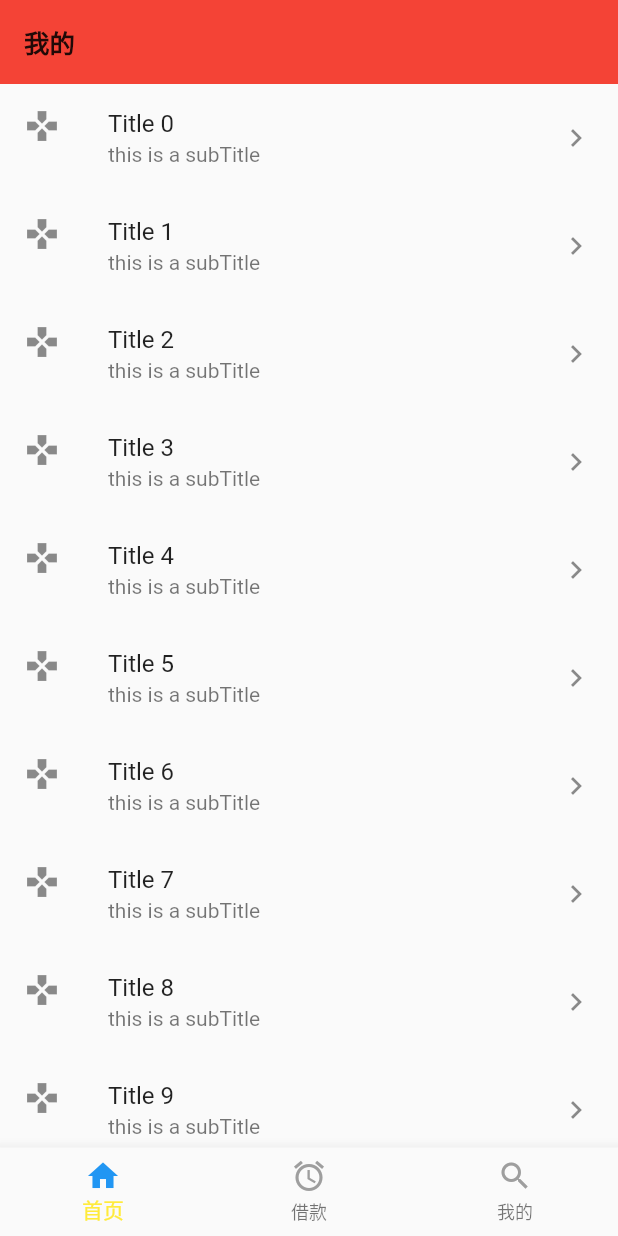
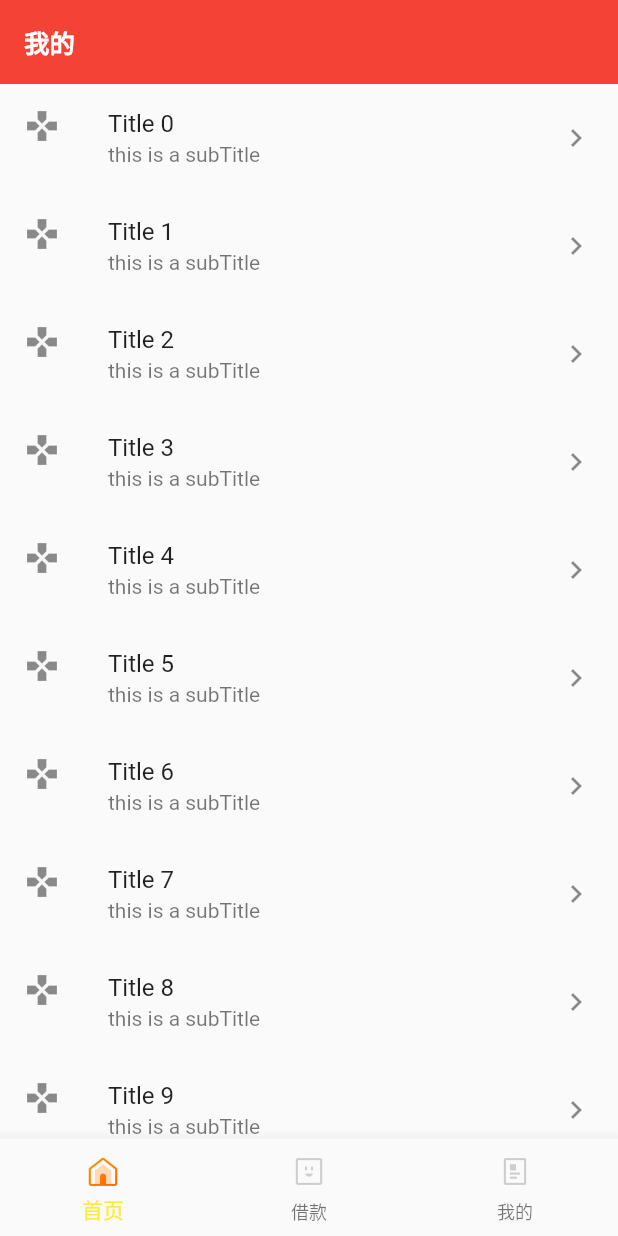
Before and after one commit to HQ-2019/FlutterDemo, a Flutter app: the screen it shows after launch, swiped to page 3, on a phone screen of 412 x 824 dp. Run offline on Flutter 3.47's test engine with Material 2 defaults, Android fonts, the phone set to English and light mode, and no system bars; our stand-ins replace flutter_swiper; network calls fail.

Commit message:
no message

```diff
--- a/demo/lib/navigator/TabNavigator.dart
+++ b/demo/lib/navigator/TabNavigator.dart
@@ -6,7 +6,13 @@ import 'package:flutter/material.dart';
 class TabNavigator extends StatefulWidget {
 
   @override
-  _TabNavigatorState createState() => _TabNavigatorState();
+  State<StatefulWidget> createState() {
+    // TODO: implement createState
+    return _TabNavigatorState();
+  }
+
+//  @override
+//  _TabNavigatorState createState() => _TabNavigatorState();
 }
 
 class _TabNavigatorState extends State<TabNavigator> {
@@ -14,28 +20,51 @@ class _TabNavigatorState extends State<TabNavigator> {
   // tabbar默认状态颜色
   final _normalColor = Colors.grey;
   // tabbar选中状态颜色
-  final _seletedColor = Colors.blue;
+  final _seletedColor = Colors.yellow.shade900;
 
   // 当前显示的控制器的索引
   int _currentIndex = 0;
+
+  // tab标题列表
+  final _titleList = ['首页', '借款', '我的'];
+
+  // tab图标列表
+  var _iconList;
+
+  // 页面列表
+  var _pageList;
 
   // 当前显示的控制器
   final PageController _controller = PageController(
     initialPage: 0, // 默认显示第1个
   );
 
+  void initData() {
+      _iconList = [
+        [getImage('images/tab_home_icon_a@2x.png'), getImage('images/tab_home_icon_d@2x.png')],
+        [getImage('images/tab_me_icon_a@2x.png'), getImage('images/tab_me_icon_d@2x.png')],
+        [getImage('images/tab_zhangdan_icon_a@2x.png'), getImage('images/tab_zhangdan_icon_d@2x.png')]
+      ];
+
+      _pageList = [
+        HomePage(),
+        LoanListPage(),
+        MyPage()
+      ];
+  }
+
   @override
   Widget build(BuildContext context) {
+
+    // 初始化数据
+    initData();
+
     // TODO: implement build
     return Scaffold(
       body: PageView(
         controller: _controller,
         physics: NeverScrollableScrollPhysics(),  // 禁止滚动
-        children: <Widget>[
-          HomePage(),
-          LoanListPage(),
-          MyPage()
-        ],
+        children: _pageList,
       ),
       bottomNavigationBar: BottomNavigationBar(
           currentIndex: _currentIndex,
@@ -46,42 +75,54 @@ class _TabNavigatorState extends State<TabNavigator> {
               _currentIndex = index;
             });
           },
-          items: [
-            BottomNavigationBarItem(
-              // 正常状态下的icon
-              icon: Icon(Icons.home, color: _normalColor),
-              // 选中状态下的icon
-              activeIcon: Icon(Icons.home, color: _seletedColor),
-              title: Text(
-                '首页',
-                style: TextStyle(
-                  color: _currentIndex == 0 ? _seletedColor : _normalColor
-                ),
-              )
-            ),
-            BottomNavigationBarItem(
-                icon: Icon(Icons.access_alarm, color: _normalColor),
-                activeIcon: Icon(Icons.access_alarm, color: _seletedColor),
-                title: Text(
-                  '借款',
-                  style: TextStyle(
-                      color: _currentIndex == 1 ? _seletedColor : _normalColor
-                  ),
-                )
-            ),
-            BottomNavigationBarItem(
-                icon: Icon(Icons.search, color: _normalColor),
-                activeIcon: Icon(Icons.search, color: _seletedColor),
-                title: Text(
-                  '我的',
-                  style: TextStyle(
-                      color: _currentIndex == 2 ? _seletedColor : _normalColor
-                  ),
-                )
-            )
-          ]
+        items: List.generate(3, (i) => BottomNavigationBarItem(icon: getTabIcon(i), title: getTabTitle(i))),
+//          items: [
+//            BottomNavigationBarItem(
+//              icon: getTabIcon(0), title: getTabTitle(0)
+//            ),
+//            BottomNavigationBarItem(
+//                icon: getTabIcon(1), title: getTabTitle(1)
+//            ),
+//            BottomNavigationBarItem(
+//                icon: Icon(Icons.search, color: _normalColor),
+//                activeIcon: Icon(Icons.search, color: _seletedColor),
+//                title: Text(
+//                  '我的',
+//                  style: TextStyle(
+//                      color: _currentIndex == 2 ? _seletedColor : _normalColor
+//                  ),
+//                )
+//            )
+//          ]
       ),
     );
   }
 
+  /*
+   * 获取对应索引的tabar文本
+   * @author huangqun by 2019-08-14.
+   */
+  Text getTabTitle(int index) {
+    return Text(
+      _titleList[index],
+      style: TextStyle(fontSize: 12, color: _currentIndex == index ? _seletedColor : _normalColor),
+    );
+  }
+
+  /*
+   * 获取对应索引的tabar图标
+   * @author huangqun by 2019-08-14.
+   */
+  Image getTabIcon(int index) {
+    return _currentIndex == index ? _iconList[index][0] : _iconList[index][1];
+  }
+
+  /*
+   * 获取对应路径下的图片资源
+   * @author huangqun by 2019-08-14.
+   */
+  Image getImage(String path) {
+    return Image.asset(path, width: 30.0, height: 30.0);
+  }
+
 }
--- a/demo/lib/pages/LoanListPage.dart
+++ b/demo/lib/pages/LoanListPage.dart
@@ -17,7 +17,8 @@ class _LoanListPageState extends State<LoanListPage> {
           '借款',
           style: TextStyle(
               fontSize: 17.0,
-              fontWeight: FontWeight.bold
+              fontWeight: FontWeight.bold,
+              color: Colors.white
           ),
         ),
         backgroundColor: Colors.blue,
--- a/demo/lib/pages/MyPage.dart
+++ b/demo/lib/pages/MyPage.dart
@@ -10,7 +10,7 @@ class MyPage extends StatefulWidget {
 class _MyPageState extends State<MyPage> {
 
   // 创建列表数据
-  final _todoList = List<Todo>.generate(20, (i) => Todo('Title $i', 'this is a subTitle '));
+  final _todoList = List<Todo>.generate(100, (i) => Todo('Title $i', 'this is a subTitle '));
 
   @override
   Widget build(BuildContext context) {
@@ -21,7 +21,8 @@ class _MyPageState extends State<MyPage> {
           '我的',
           style: TextStyle(
               fontSize: 17.0,
-              fontWeight: FontWeight.bold
+              fontWeight: FontWeight.bold,
+              color: Colors.white
           ),
         ),
         backgroundColor: Colors.red,
@@ -57,7 +58,6 @@ class _MyPageState extends State<MyPage> {
 class Todo {
   final String title;
   final String subTitle;
-
   // 构造函数
   Todo(this.title, this.subTitle);
 }
```
Also changed, not shown: demo/lib/pages/HomePage.dart (+29 -1 lines), demo/pubspec.yaml (+8 -3 lines), demo/images/tab_home_icon_a@2x.png (added), demo/images/tab_home_icon_a@3x.png (added), demo/images/tab_home_icon_d@2x.png (added), demo/images/tab_home_icon_d@3x.png (added), demo/images/tab_me_icon_a@2x.png (added), demo/images/tab_me_icon_a@3x.png (added), demo/images/tab_me_icon_d@2x.png (added), demo/images/tab_me_icon_d@3x.png (added), demo/images/tab_zhangdan_icon_a@2x.png (added), demo/images/tab_zhangdan_icon_a@3x.png (added), demo/images/tab_zhangdan_icon_d@2x.png (added), demo/images/tab_zhangdan_icon_d@3x.png (added), 2 other files.
